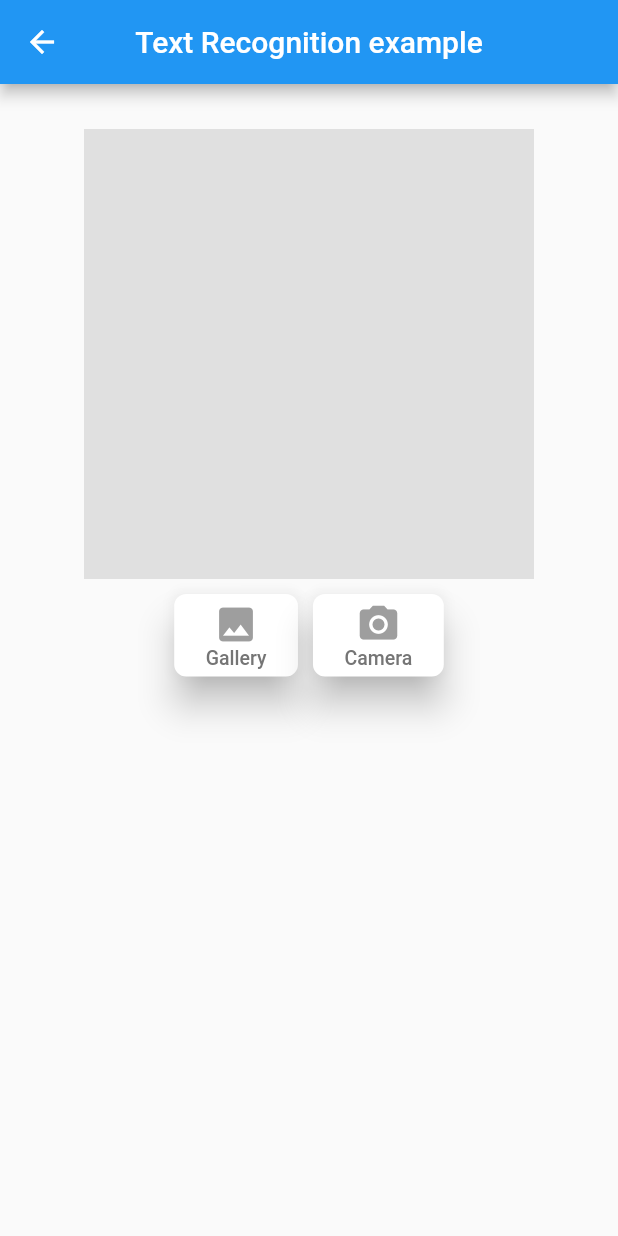
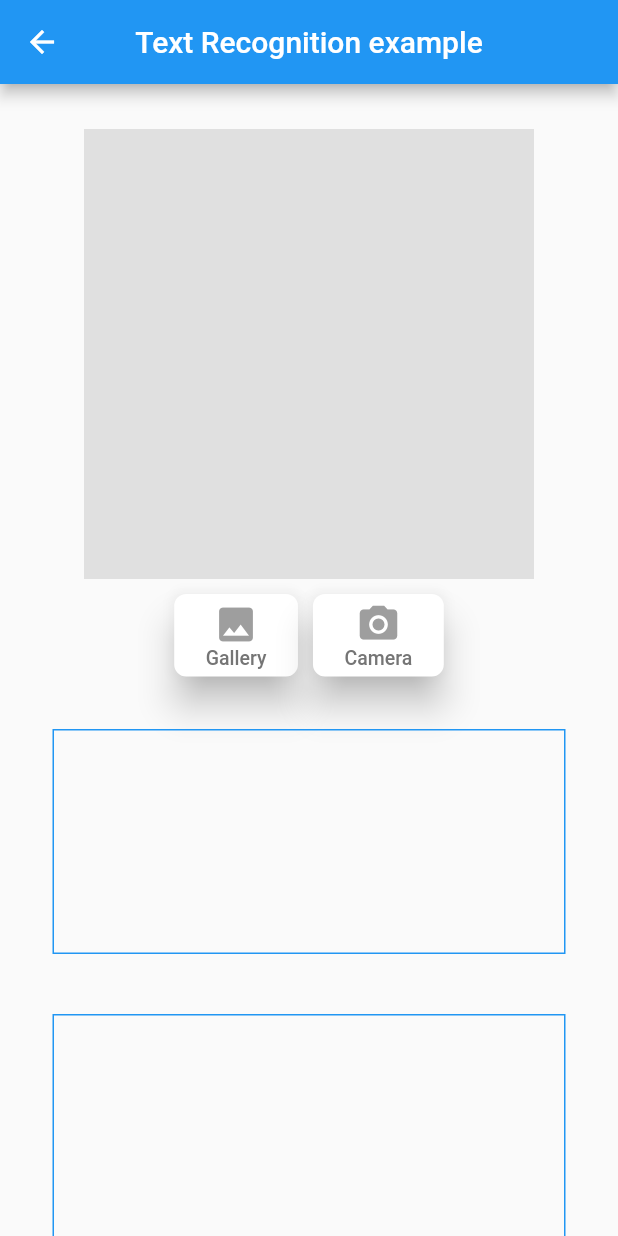
Before and after one commit to khoale38/GG_ML_Kit_TextRecognize_And_Translate, a Flutter app: the ImageScanScreen screen opened directly, on a phone screen of 412 x 824 dp. Run offline on Flutter 3.47's test engine with Material 2 defaults, Android fonts, the phone set to English and light mode, and no system bars; our stand-ins replace image_picker; missing offline and left inert: google_mlkit_text_recognition, google_mlkit_translation.

Commit message:
"styling"

```diff
--- a/lib/image_scan_screen.dart
+++ b/lib/image_scan_screen.dart
@@ -139,6 +139,14 @@ class _ImageScanScreenState extends State<ImageScanScreen> {
                 textScanning
                     ? const CircularProgressIndicator()
                     : Container(
+                        width: double.infinity,
+                        constraints: const BoxConstraints(
+                          minHeight: 150,
+                        ),
+                        decoration: BoxDecoration(
+                            border: Border.all(color: Colors.blue)),
+                        margin: const EdgeInsets.all(15.0),
+                        padding: const EdgeInsets.all(8.0),
                         child: Text(
                           scannedText,
                           style: const TextStyle(fontSize: 20),
@@ -150,8 +158,16 @@ class _ImageScanScreenState extends State<ImageScanScreen> {
                 isTranslate
                     ? const CircularProgressIndicator()
                     : Container(
+                        width: double.infinity,
+                        constraints: const BoxConstraints(
+                          minHeight: 150,
+                        ),
+                        decoration: BoxDecoration(
+                            border: Border.all(color: Colors.blue)),
+                        margin: const EdgeInsets.all(15.0),
+                        padding: const EdgeInsets.all(8.0),
                         child: Text(
-                          translateText,
+                          translateText == "" ? "" : translateText,
                           style: const TextStyle(fontSize: 20),
                         ),
                       )
@@ -162,12 +178,13 @@ class _ImageScanScreenState extends State<ImageScanScreen> {
   }
 
   void getImage(ImageSource source) async {
+    setState(() {
+      scannedText = "";
+      translateText = "";
+    });
     try {
       final pickedImage = await ImagePicker().pickImage(source: source);
       if (pickedImage != null) {
-        setState(() {
-          scannedText = "";
-        });
         textScanning = true;
         imageFile = pickedImage;
         setState(() {});
@@ -205,7 +222,7 @@ class _ImageScanScreenState extends State<ImageScanScreen> {
     if (text == "") {
       setState(() {
         scannedText = "No Text Founds";
-        translateText = "";
+        translateText = "Khong co van ban duoc tim thay";
       });
     } else {
       setState(() {
```
